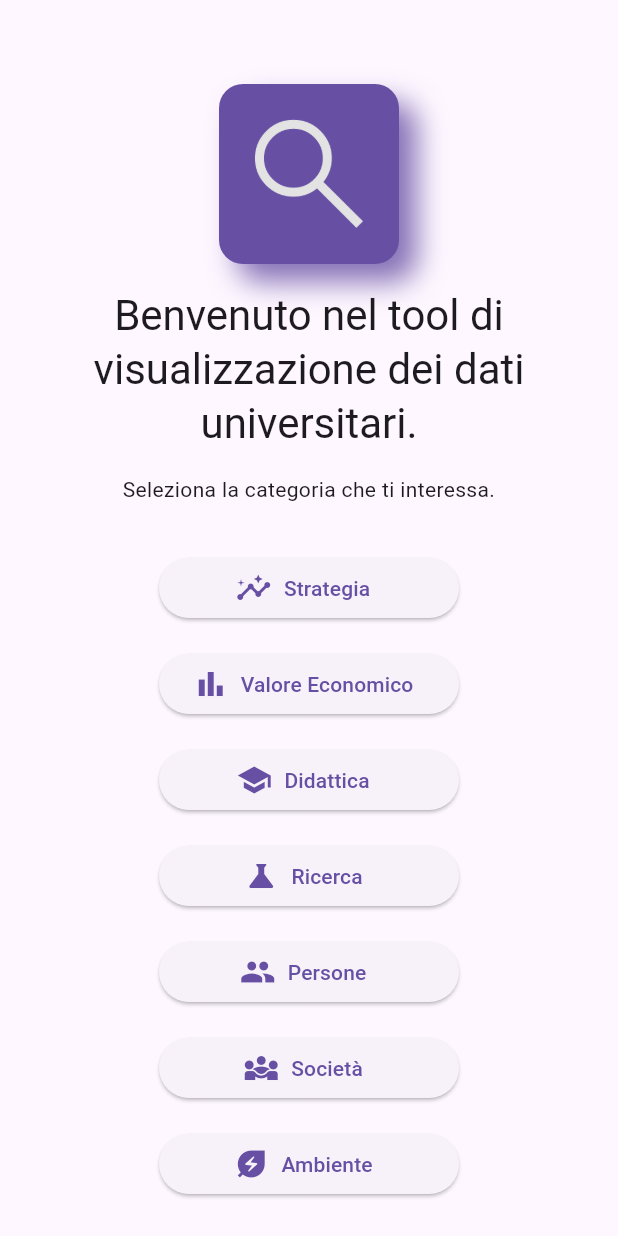
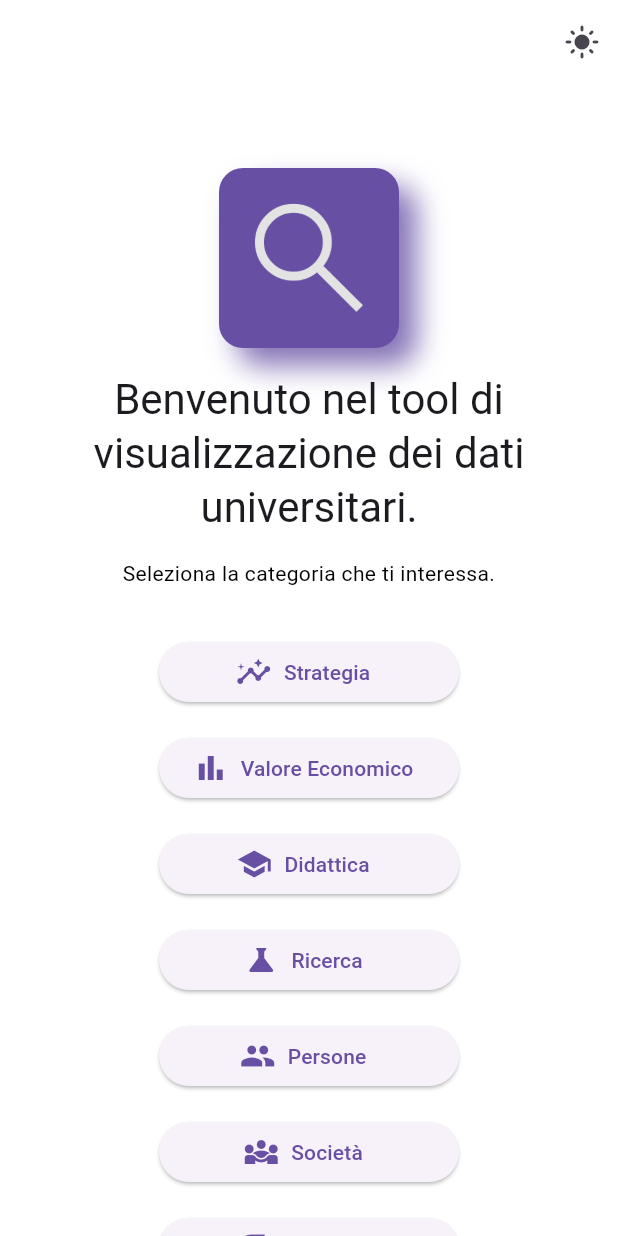
Before and after one commit to until-it-breaks/EcoReportNavigator, a Flutter app: the screen it shows after launch, on a phone screen of 412 x 824 dp. Run offline on Flutter 3.47's test engine with Material 3 defaults, Android fonts, the phone set to English and light mode, and no system bars; our stand-ins replace fl_chart.

Commit message:
Added dark mode

```diff
--- a/frontend/app_client/lib/main.dart
+++ b/frontend/app_client/lib/main.dart
@@ -1,8 +1,10 @@
 import 'package:app_client/routes/app_routes.dart';
 import 'package:flutter/material.dart';
 
+final ValueNotifier<ThemeMode> themeNotifier = ValueNotifier(ThemeMode.system);
+
 void main() {
-  runApp(const MainApp());
+  runApp(MainApp());
 }
 
 class MainApp extends StatelessWidget {
@@ -10,11 +12,32 @@ class MainApp extends StatelessWidget {
 
   @override
   Widget build(BuildContext context) {
-    return MaterialApp(
-      title: "Flutter JSON Demo",
-      theme: ThemeData(primarySwatch: Colors.blue),
-      initialRoute: AppRoute.welcome.path,
-      routes: appRoutes,
+    return ValueListenableBuilder<ThemeMode>(
+      valueListenable: themeNotifier,
+      builder: (context, currentTheme, _) {
+        return MaterialApp(
+          title: "Flutter JSON Demo",
+          theme: ThemeData(
+            brightness: Brightness.light,
+            primarySwatch: Colors.blue,
+            scaffoldBackgroundColor: Colors.white,
+            textTheme: const TextTheme(
+              bodyMedium: TextStyle(color: Colors.black),
+            ),
+          ),
+          darkTheme: ThemeData(
+            brightness: Brightness.dark,
+            primarySwatch: Colors.blue,
+            scaffoldBackgroundColor: Colors.black,
+            textTheme: const TextTheme(
+              bodyMedium: TextStyle(color: Colors.white),
+            ),
+          ),
+          themeMode: currentTheme,
+          initialRoute: AppRoute.welcome.path,
+          routes: appRoutes,
+        );
+      },
     );
   }
 }
--- a/frontend/app_client/lib/ui/pages/welcome_page.dart
+++ b/frontend/app_client/lib/ui/pages/welcome_page.dart
@@ -1,4 +1,6 @@
 import "package:app_client/core/data_categories.dart";
+import "package:app_client/main.dart";
+import "package:app_client/ui/widgets/theme_toggle_button.dart";
 import "package:flutter/material.dart";
 
 class WelcomePage extends StatelessWidget {
@@ -19,6 +21,10 @@ class WelcomePage extends StatelessWidget {
     ];
 
     return Scaffold(
+      appBar: AppBar(
+        backgroundColor: Theme.of(context).scaffoldBackgroundColor,
+        actions: [ThemeToggleButton(themeNotifier: themeNotifier)],
+      ),
       body: SingleChildScrollView(
         padding: const EdgeInsets.all(24),
         child: Center(
--- a/frontend/app_client/lib/ui/widgets/base_scaffold.dart
+++ b/frontend/app_client/lib/ui/widgets/base_scaffold.dart
@@ -1,4 +1,6 @@
 import 'package:app_client/core/data_categories.dart';
+import 'package:app_client/main.dart';
+import 'package:app_client/ui/widgets/theme_toggle_button.dart';
 import 'package:flutter/material.dart';
 
 class BaseDataCategoryPageScaffold extends StatelessWidget {
@@ -32,6 +34,7 @@ class BaseDataCategoryPageScaffold extends StatelessWidget {
             ),
           ],
         ),
+        actions: [ThemeToggleButton(themeNotifier: themeNotifier)],
       ),
       body: Padding(
         padding: const EdgeInsets.all(0),
--- /dev/null
+++ b/frontend/app_client/lib/ui/widgets/theme_toggle_button.dart
@@ -0,0 +1,29 @@
+import 'package:flutter/material.dart';
+
+class ThemeToggleButton extends StatelessWidget {
+  final ValueNotifier<ThemeMode> themeNotifier;
+
+  const ThemeToggleButton({super.key, required this.themeNotifier});
+
+  @override
+  Widget build(BuildContext context) {
+    return ValueListenableBuilder<ThemeMode>(
+      valueListenable: themeNotifier,
+      builder: (context, mode, _) {
+        final brightness = MediaQuery.platformBrightnessOf(context);
+        final isDark = switch (mode) {
+          ThemeMode.system => brightness == Brightness.dark,
+          ThemeMode.dark => true,
+          ThemeMode.light => false,
+        };
+
+        return IconButton(
+          icon: Icon(isDark ? Icons.dark_mode : Icons.light_mode),
+          onPressed: () {
+            themeNotifier.value = isDark ? ThemeMode.light : ThemeMode.dark;
+          },
+        );
+      },
+    );
+  }
+}
```
